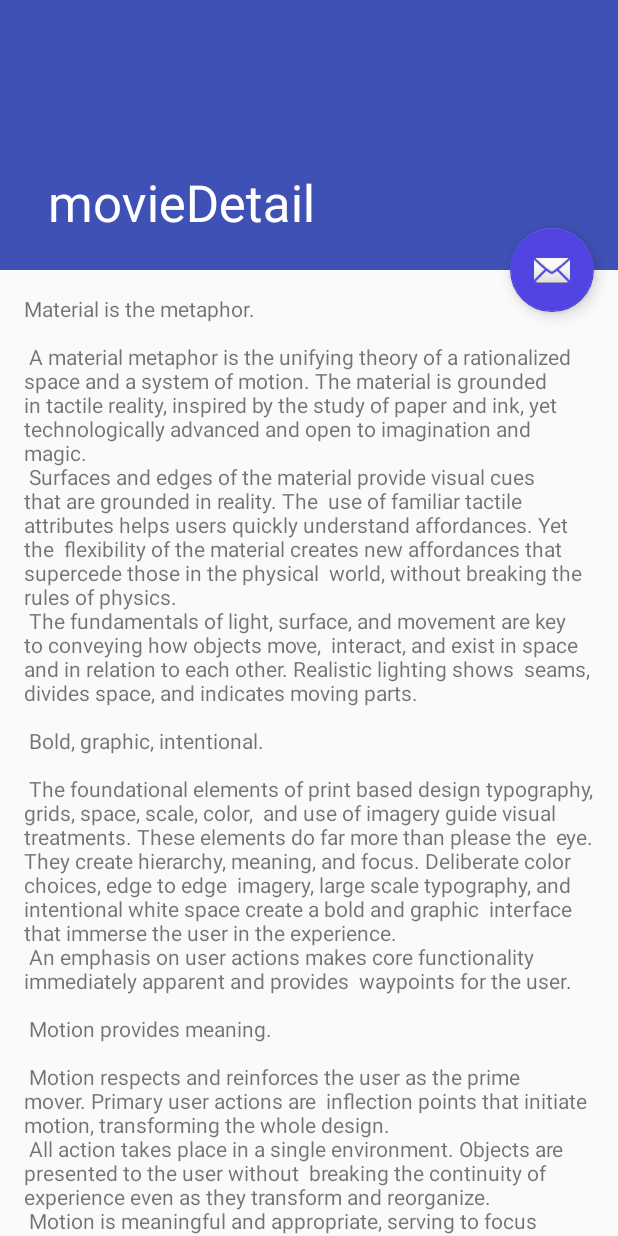
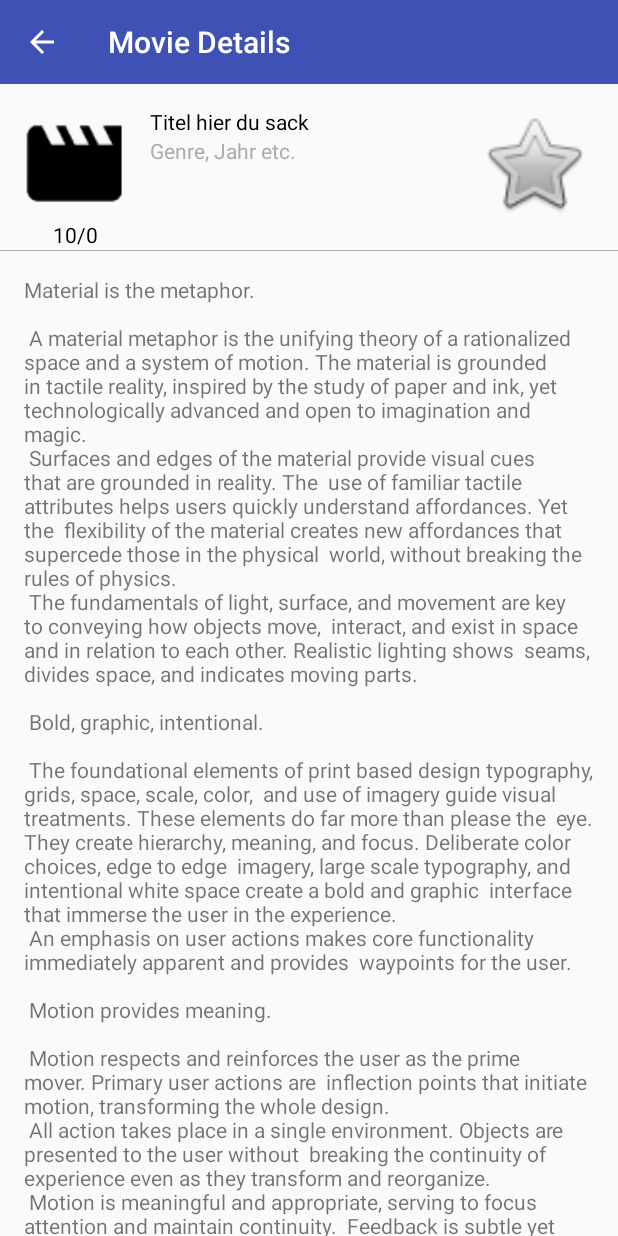
Before and after one commit to DudeStudienarbeitLMAO/TINF15B4-LSMF, an Android app: the movieDetail screen opened directly, with no data from a screen before it, on a phone screen of 412 x 824 dp. Run offline under Robolectric (Android 15) with nearby library versions, the phone set to English and light mode, and no system bars.

Commit message:
Added movie details screen and layout. Also edited Genre mapping to load only once

```diff
--- a/app/src/main/AndroidManifest.xml
+++ b/app/src/main/AndroidManifest.xml
@@ -41,7 +41,7 @@
 
         <activity
             android:name=".activities.movieDetail"
-            android:label="@string/title_activity_movie_detail"
+            android:label="@string/title_activity_movie_details"
             android:theme="@style/AppTheme.NoActionBar"></activity>
     </application>
 
--- a/app/src/main/java/com/example/fabian/tinf15b4_lsmf/activities/AddMovie.java
+++ b/app/src/main/java/com/example/fabian/tinf15b4_lsmf/activities/AddMovie.java
@@ -46,7 +46,7 @@ public class AddMovie extends AppCompatActivity {
         setContentView(R.layout.activity_add_movie);
 
         try {
-            genres = HelperFunctions.mapGenres("de");
+            genres = HelperFunctions.getInstance().getGenreMap("de");
         } catch (MovieDbException e) {
             e.printStackTrace();
         }
--- a/app/src/main/java/com/example/fabian/tinf15b4_lsmf/activities/movieDetail.java
+++ b/app/src/main/java/com/example/fabian/tinf15b4_lsmf/activities/movieDetail.java
@@ -1,34 +1,123 @@
 package com.example.fabian.tinf15b4_lsmf.activities;
 
 import android.os.Bundle;
-import android.support.design.widget.FloatingActionButton;
-import android.support.design.widget.Snackbar;
+import android.support.v7.app.ActionBar;
 import android.support.v7.app.AppCompatActivity;
 import android.support.v7.widget.Toolbar;
+import android.util.Log;
+import android.view.MenuItem;
 import android.view.View;
+import android.widget.ImageView;
+import android.widget.TextView;
 
+import com.example.fabian.tinf15b4_lsmf.HelperFunctions;
 import com.example.fabian.tinf15b4_lsmf.R;
+import com.example.fabian.tinf15b4_lsmf.modells.LRUCache;
+import com.omertron.themoviedbapi.MovieDbException;
 import com.omertron.themoviedbapi.model.movie.MovieInfo;
+
+import org.w3c.dom.Text;
+
+import java.util.List;
 
 public class movieDetail extends AppCompatActivity {
 
 
     MovieInfo movieInfo;
+
     @Override
     protected void onCreate(Bundle savedInstanceState) {
         super.onCreate(savedInstanceState);
         setContentView(R.layout.activity_movie_detail);
-        Toolbar toolbar = (Toolbar) findViewById(R.id.toolbar);
+
+        ImageView moviePoster = (ImageView) findViewById(R.id.moviePoster);
+        TextView title = (TextView) findViewById(R.id.title);
+        TextView rating = (TextView) findViewById(R.id.rating);
+        TextView genre = (TextView) findViewById(R.id.genre);
+        TextView movieDesc = (TextView) findViewById(R.id.movie_desc) ;
+
+        movieInfo = (MovieInfo) getIntent().getSerializableExtra("movieInfo");
+
+        if (movieInfo != null) {
+            title.setText(movieInfo.getTitle());
+
+
+            String ratingScore;
+
+
+
+            if(movieInfo.getPopularity() > 10) {
+                ratingScore = "10";
+            }
+            else {
+                ratingScore = Float.toString(movieInfo.getPopularity());
+            }
+
+            rating.setText(ratingScore + "/10");
+            moviePoster.setImageBitmap(LRUCache.getInstance().getCache().get(movieInfo.getPosterPath().substring(1)));
+
+            List<Integer> lg = movieInfo.getGenreIds();
+            if (lg != null && lg.size() > 0) {
+                try {
+                    genre.setText(HelperFunctions.getInstance().getGenreMap("de").get(lg.get(0)) + ", " + movieInfo.getReleaseDate().substring(0, 4));
+                } catch (MovieDbException e) {
+                    e.printStackTrace();
+                }
+            }
+
+            movieDesc.setText(movieInfo.getOverview());
+
+        }
+
+        Toolbar toolbar = (Toolbar) findViewById(R.id.toolbarMovieDetail);
         setSupportActionBar(toolbar);
 
-        FloatingActionButton fab = (FloatingActionButton) findViewById(R.id.fab);
-        fab.setOnClickListener(new View.OnClickListener() {
+        final ActionBar actionBar = getSupportActionBar();
+        if (actionBar != null) {
+            actionBar.setDisplayHomeAsUpEnabled(true);
+            actionBar.setHomeButtonEnabled(true);
+        }
+
+        final ImageView btnLike = (ImageView) findViewById(R.id.btn_like);
+
+        //Search for movie in liked movies list as cond
+        if (false) {
+            //If User already likes movie
+            btnLike.setImageResource(android.R.drawable.btn_star_big_on);
+        } else {
+            btnLike.setImageResource(android.R.drawable.btn_star_big_off);
+        }
+
+        btnLike.setOnClickListener(new View.OnClickListener() {
             @Override
-            public void onClick(View view) {
-                Snackbar.make(view, "Replace with your own action", Snackbar.LENGTH_LONG)
-                        .setAction("Action", null).show();
+            public void onClick(View v) {
+                if (v.getId() == R.id.btn_like) {
+                    if (false) {
+                        //If User already liked movie
+                        //Remove from liked moviees list
+
+                        btnLike.setImageResource(android.R.drawable.btn_star_big_off);
+                    } else {
+                        //Save to liked movies list
+
+                        btnLike.setImageResource(android.R.drawable.btn_star_big_on);
+
+                    }
+                }
             }
         });
-        this.movieInfo = (MovieInfo) getIntent().getSerializableExtra("movieInfo");
+
+    }
+
+    @Override
+    public boolean onOptionsItemSelected(MenuItem item) {
+        switch (item.getItemId()) {
+            case android.R.id.home:
+                // app icon in action bar clicked; goto parent activity.
+                this.finish();
+                return true;
+            default:
+                return super.onOptionsItemSelected(item);
+        }
     }
 }
--- a/app/src/main/java/com/example/fabian/tinf15b4_lsmf/adapters/MovieListAdapter.java
+++ b/app/src/main/java/com/example/fabian/tinf15b4_lsmf/adapters/MovieListAdapter.java
@@ -63,7 +63,8 @@ public class MovieListAdapter extends ArrayAdapter {
      }
 
         try {
-            genreMap = HelperFunctions.mapGenres("de");
+
+            genreMap =  HelperFunctions.getInstance().getGenreMap("de");
         } catch (MovieDbException e) {
             e.printStackTrace();
         }
@@ -112,7 +113,7 @@ public class MovieListAdapter extends ArrayAdapter {
 
     @Override
     public void notifyDataSetChanged() {
-        Collections.sort(movies, movieC);
+        //Collections.sort(movies, movieC);
         super.notifyDataSetChanged();
     }
 
--- a/app/src/main/res/layout/activity_movie_detail.xml
+++ b/app/src/main/res/layout/activity_movie_detail.xml
@@ -1,46 +1,101 @@
 <?xml version="1.0" encoding="utf-8"?>
 <android.support.design.widget.CoordinatorLayout xmlns:android="http://schemas.android.com/apk/res/android"
     xmlns:app="http://schemas.android.com/apk/res-auto"
-    xmlns:tools="http://schemas.android.com/tools"
     android:layout_width="match_parent"
     android:layout_height="match_parent"
     android:fitsSystemWindows="true"
-    tools:context="com.example.fabian.tinf15b4_lsmf.activities.movieDetail">
+    android:orientation="vertical">
 
-    <android.support.design.widget.AppBarLayout
-        android:id="@+id/app_bar"
+    <LinearLayout
         android:layout_width="match_parent"
-        android:layout_height="@dimen/app_bar_height"
-        android:fitsSystemWindows="true"
-        android:theme="@style/AppTheme.AppBarOverlay">
+        android:layout_height="match_parent"
+        android:orientation="vertical">
 
-        <android.support.design.widget.CollapsingToolbarLayout
-            android:id="@+id/toolbar_layout"
+        <android.support.v7.widget.Toolbar
+            android:id="@+id/toolbarMovieDetail"
             android:layout_width="match_parent"
-            android:layout_height="match_parent"
-            android:fitsSystemWindows="true"
-            app:contentScrim="?attr/colorPrimary"
-            app:layout_scrollFlags="scroll|exitUntilCollapsed">
+            android:layout_height="wrap_content"
+            android:background="?attr/colorPrimary"
+            android:minHeight="?attr/actionBarSize"
+            android:theme="?attr/actionBarTheme" />
 
-            <android.support.v7.widget.Toolbar
-                android:id="@+id/toolbar"
-                android:layout_width="match_parent"
-                android:layout_height="?attr/actionBarSize"
-                app:layout_collapseMode="pin"
-                app:popupTheme="@style/AppTheme.PopupOverlay" />
+        <RelativeLayout
+            android:layout_width="match_parent"
+            android:layout_height="wrap_content"
+            android:layout_below="@+id/toolbarMovieDetail">
 
-        </android.support.design.widget.CollapsingToolbarLayout>
-    </android.support.design.widget.AppBarLayout>
+            <ImageView
+                android:id="@+id/moviePoster"
+                android:layout_width="100dp"
+                android:layout_height="75dp"
+                android:layout_alignParentLeft="true"
+                android:layout_alignParentStart="true"
+                android:layout_alignParentTop="true"
+                android:src="@mipmap/ic_movie_black_24px"
+                android:layout_marginTop="15dp" />
 
-    <include layout="@layout/content_movie_detail" />
+            <TextView
+                android:id="@+id/title"
+                android:layout_width="200dp"
+                android:layout_height="wrap_content"
+                android:layout_alignParentTop="true"
+                android:layout_marginTop="15dp"
+                android:layout_toEndOf="@+id/moviePoster"
+                android:layout_toRightOf="@+id/moviePoster"
+                android:text="Titel hier du sack"
+                android:textColor="#000" />
 
-    <android.support.design.widget.FloatingActionButton
-        android:id="@+id/fab"
-        android:layout_width="wrap_content"
-        android:layout_height="wrap_content"
-        android:layout_margin="@dimen/fab_margin"
-        app:layout_anchor="@id/app_bar"
-        app:layout_anchorGravity="bottom|end"
-        app:srcCompat="@android:drawable/ic_dialog_email" />
+            <TextView
+                android:id="@+id/genre"
+                android:layout_width="200dp"
+                android:layout_height="wrap_content"
+                android:layout_alignEnd="@+id/title"
+                android:layout_alignLeft="@+id/title"
+                android:layout_alignRight="@+id/title"
+                android:layout_alignStart="@+id/title"
+                android:layout_below="@+id/title"
+                android:text="Genre, Jahr etc."
+                android:textColor="#acacac" />
 
+            <TextView
+                android:id="@+id/rating"
+                android:layout_width="wrap_content"
+                android:layout_height="20dp"
+                android:layout_alignEnd="@+id/moviePoster"
+                android:layout_alignParentStart="true"
+                android:layout_alignRight="@+id/moviePoster"
+                android:layout_below="@+id/moviePoster"
+                android:text="10/0"
+                android:textAlignment="center"
+                android:textColor="#000" />
+
+            <ImageView
+                android:id="@+id/btn_like"
+                android:layout_width="wrap_content"
+                android:layout_height="wrap_content"
+                android:layout_above="@+id/rating"
+                android:layout_alignParentEnd="true"
+                android:layout_alignParentRight="true"
+                android:layout_alignTop="@+id/title"
+                android:layout_toEndOf="@+id/title"
+                android:layout_toRightOf="@+id/title"
+                app:srcCompat="@android:drawable/btn_star_big_off" />
+
+        </RelativeLayout>
+
+        <View
+            android:layout_width="match_parent"
+            android:layout_height="0.5dp"
+            android:background="#acacac"
+            android:layout_below="@+id/movieImage"
+            ></View>
+
+
+        <include
+            layout="@layout/content_movie_detail"
+            android:layout_width="match_parent"
+            android:layout_height="wrap_content" />
+
+
+    </LinearLayout>
 </android.support.design.widget.CoordinatorLayout>
--- a/app/src/main/res/layout/content_movie_detail.xml
+++ b/app/src/main/res/layout/content_movie_detail.xml
@@ -12,6 +12,7 @@
         android:layout_width="wrap_content"
         android:layout_height="wrap_content"
         android:layout_margin="@dimen/text_margin"
-        android:text="@string/large_text" />
+        android:text="@string/large_text"
+        android:id="@+id/movie_desc" />
 
 </android.support.v4.widget.NestedScrollView>
--- a/app/src/main/res/values/strings.xml
+++ b/app/src/main/res/values/strings.xml
@@ -32,6 +32,7 @@
     <string name="sendregister">Submitting Registration ...</string>
     <string name="title_activity_settings">Settings</string>
     <string name="title_activity_add_movie">Add Movie</string>
+    <string name="title_activity_movie_details">Movie Details</string>
 
 
     <string name="help">Help</string>
@@ -95,7 +96,6 @@
     <string-array name="multi_select_list_preference_default_value" />
 
     <string name="pref_title_system_sync_settings">System sync settings</string>
-    <string name="title_activity_movie_detail">movieDetail</string>
     <string name="large_text">
         "Material is the metaphor.\n\n"
 
```
Also changed, not shown: app/src/main/java/com/example/fabian/tinf15b4_lsmf/HelperFunctions.java (+35 -3 lines).
